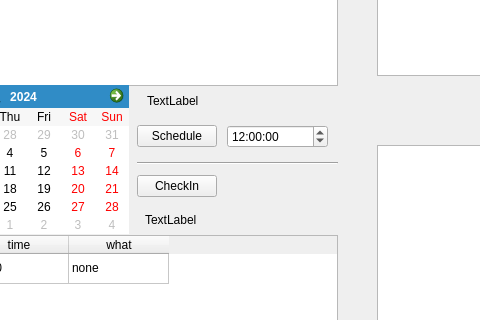
LabNeuroCogDevel/LNCDschedule, file ui/mainwindow.ui: the form before one commit; both pictures show x 153 to 633 and y 354 to 674 of the 957 by 808 pixel window.
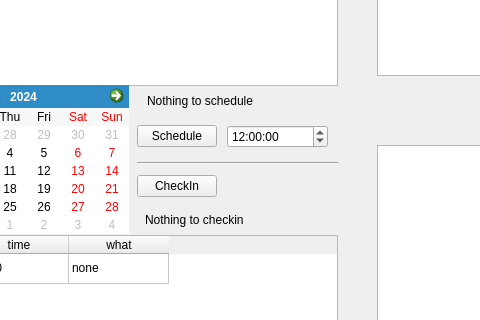
The form after the commit.

Commit message: checkin to db from mainwindow, fix okay multipule push bug

The edit to the form file:
```diff
--- a/ui/mainwindow.ui
+++ b/ui/mainwindow.ui
@@ -152,7 +152,7 @@
      </rect>
     </property>
     <property name="text">
-     <string>TextLabel</string>
+     <string>Nothing to checkin</string>
     </property>
    </widget>
    <widget class="QLabel" name="schedule_what_label">
@@ -165,7 +165,7 @@
      </rect>
     </property>
     <property name="text">
-     <string>TextLabel</string>
+     <string>Nothing to schedule</string>
     </property>
    </widget>
    <widget class="QTableWidget" name="contact_table">
```
The commit also changes 4 other files.
